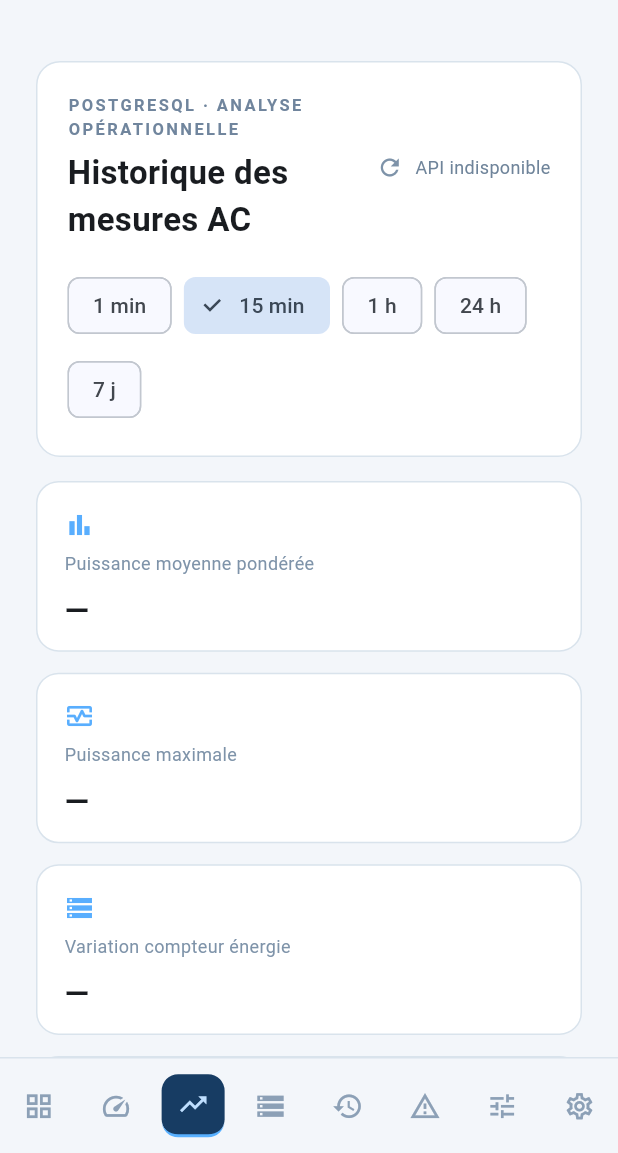
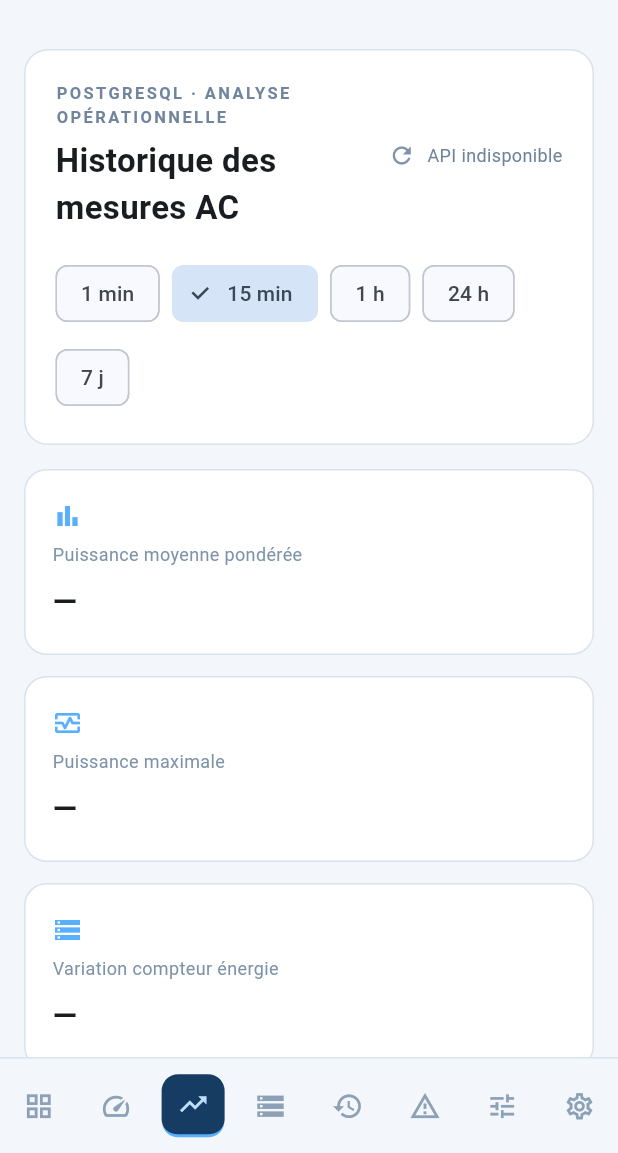
Before and after one commit to Scorpion160/borne-de-recharge-ve, a Flutter app: the screen it shows after launch, after a tap on the "light mode" icon, after a tap on the "speed" icon, after a tap on the "trending up" icon, on a phone screen of 412 x 824 dp, the part 83-1236 px from its top. Run offline on Flutter 3.47's test engine with Material 3 defaults, Android fonts, the light colour scheme and no system bars; network calls fail; Roboto replaces fonts that are missing (Arial).

Commit message:
flutter: fiabiliser la mise en page mobile de l historique

```diff
--- a/frontend/vescope_flutter/lib/ui/pages/historical_page.dart
+++ b/frontend/vescope_flutter/lib/ui/pages/historical_page.dart
@@ -84,9 +84,10 @@ class _HistoricalPageState extends State<HistoricalPage> {
     final bucketSeconds = series?.bucketSeconds ?? 0;
     final stats = _Stats.from(points, bucketSeconds);
     final selectedAverage = _weightedAverage(points, _metric);
+    final compact = MediaQuery.sizeOf(context).width < 600;
 
     return ListView(
-      padding: const EdgeInsets.all(24),
+      padding: EdgeInsets.all(compact ? 16 : 24),
       children: [
         _Panel(
           child: Column(
@@ -159,31 +160,33 @@ class _HistoricalPageState extends State<HistoricalPage> {
                 }).toList(),
               ),
               const SizedBox(height: 22),
-              Row(
-                crossAxisAlignment: CrossAxisAlignment.start,
-                children: [
-                  Expanded(
-                    child: Column(
+              LayoutBuilder(
+                builder: (context, constraints) {
+                  final narrow = constraints.maxWidth < 300;
+                  final title = Column(
                     crossAxisAlignment: CrossAxisAlignment.start,
                     children: [
                       const Text('COURBE AGRÉGÉE', style: _eyebrow),
                       const SizedBox(height: 5),
                       Text(_metric.label, style: const TextStyle(fontSize: 22, fontWeight: FontWeight.w700)),
                     ],
-                    ),
-                  ),
-                  Column(
-                    crossAxisAlignment: CrossAxisAlignment.end,
+                  );
+                  final average = Column(
+                    crossAxisAlignment: narrow ? CrossAxisAlignment.start : CrossAxisAlignment.end,
                     children: [
                       const Text('Moyenne pondérée', style: TextStyle(color: Color(0xFF6F849A), fontSize: 12)),
                       const SizedBox(height: 4),
-                      Text(
-                        _formatScaled(selectedAverage, _metric),
-                        style: const TextStyle(fontSize: 20, fontWeight: FontWeight.w700),
-                      ),
+                      Text(_formatScaled(selectedAverage, _metric), style: const TextStyle(fontSize: 20, fontWeight: FontWeight.w700)),
                     ],
-                  ),
-                ],
+                  );
+                  if (narrow) {
+                    return Column(crossAxisAlignment: CrossAxisAlignment.start, children: [title, const SizedBox(height: 12), average]);
+                  }
+                  return Row(
+                    crossAxisAlignment: CrossAxisAlignment.start,
+                    children: [Expanded(child: title), const SizedBox(width: 12), average],
+                  );
+                },
               ),
               const SizedBox(height: 20),
               if (_error && points.isEmpty)
@@ -198,7 +201,7 @@ class _HistoricalPageState extends State<HistoricalPage> {
                 )
               else
                 SizedBox(
-                  height: 260,
+                  height: compact ? 230 : 260,
                   width: double.infinity,
                   child: _SeriesChart(points: points, metric: _metric, bucketSeconds: bucketSeconds),
                 ),
@@ -237,14 +240,20 @@ class _KpiGrid extends StatelessWidget {
     return LayoutBuilder(
       builder: (context, constraints) {
         final columns = constraints.maxWidth >= 1000 ? 4 : constraints.maxWidth >= 560 ? 2 : 1;
-        return GridView.count(
+        return GridView.builder(
+          gridDelegate: SliverGridDelegateWithFixedCrossAxisCount(
             crossAxisCount: columns,
+            crossAxisSpacing: 14,
+            mainAxisSpacing: 14,
+            mainAxisExtent: columns == 1 ? 124 : 148,
+          ),
+          itemCount: items.length,
           shrinkWrap: true,
           physics: const NeverScrollableScrollPhysics(),
-          crossAxisSpacing: 14,
-          mainAxisSpacing: 14,
-          childAspectRatio: columns == 1 ? 3.2 : 2.15,
-          children: items.map((item) => _KpiCard(icon: item.icon, label: item.label, value: item.value)).toList(),
+          itemBuilder: (context, index) {
+            final item = items[index];
+            return _KpiCard(icon: item.icon, label: item.label, value: item.value);
+          },
         );
       },
     );
@@ -266,14 +275,17 @@ class _SecondaryKpis extends StatelessWidget {
     return LayoutBuilder(
       builder: (context, constraints) {
         final columns = constraints.maxWidth >= 900 ? 4 : constraints.maxWidth >= 500 ? 2 : 1;
-        return GridView.count(
+        return GridView.builder(
+          gridDelegate: SliverGridDelegateWithFixedCrossAxisCount(
             crossAxisCount: columns,
+            crossAxisSpacing: 14,
+            mainAxisSpacing: 14,
+            mainAxisExtent: columns == 1 ? 104 : 118,
+          ),
+          itemCount: items.length,
           shrinkWrap: true,
           physics: const NeverScrollableScrollPhysics(),
-          crossAxisSpacing: 14,
-          mainAxisSpacing: 14,
-          childAspectRatio: columns == 1 ? 3.5 : 2.4,
-          children: items.map((item) => _KpiCard(label: item.$1, value: item.$2)).toList(),
+          itemBuilder: (context, index) => _KpiCard(label: items[index].$1, value: items[index].$2),
         );
       },
     );
@@ -302,7 +314,7 @@ class _KpiCard extends StatelessWidget {
           Icon(icon, color: const Color(0xFF59AEFE), size: 20),
           const SizedBox(height: 7),
         ],
-        Text(label, style: const TextStyle(color: Color(0xFF7E93A9), fontSize: 12)),
+        Text(label, maxLines: 2, overflow: TextOverflow.ellipsis, style: const TextStyle(color: Color(0xFF7E93A9), fontSize: 12)),
         const SizedBox(height: 8),
         FittedBox(
           fit: BoxFit.scaleDown,
@@ -353,8 +365,9 @@ class _SeriesChart extends StatelessWidget {
         Row(
           mainAxisAlignment: MainAxisAlignment.spaceBetween,
           children: [
-            Text(_shortDateTime(first), style: const TextStyle(color: Color(0xFF6F849A), fontSize: 11)),
-            Text(_shortDateTime(last), style: const TextStyle(color: Color(0xFF6F849A), fontSize: 11)),
+            Flexible(child: Text(_shortDateTime(first), style: const TextStyle(color: Color(0xFF6F849A), fontSize: 11))),
+            const SizedBox(width: 8),
+            Flexible(child: Text(_shortDateTime(last), textAlign: TextAlign.right, style: const TextStyle(color: Color(0xFF6F849A), fontSize: 11))),
           ],
         ),
       ],
```
Lines whose indentation alone changed are shown as unchanged.
